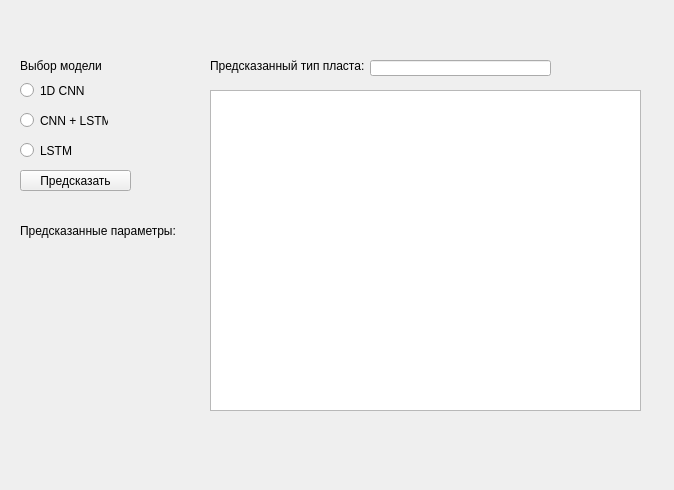
Old version of the form ui/prediction.ui in the repository IDGayazov/data_gen.
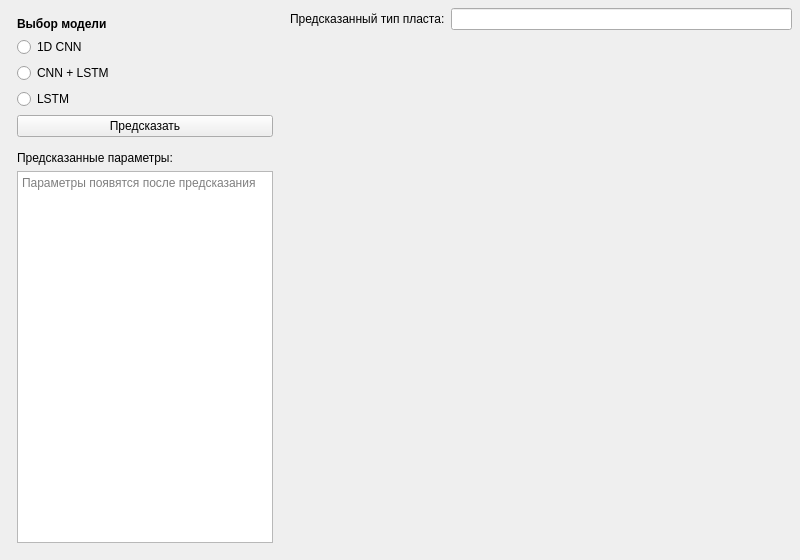
New version of the form.

The edit to the form file:
```diff
--- a/ui/prediction.ui
+++ b/ui/prediction.ui
@@ -6,124 +6,137 @@
    <rect>
     <x>0</x>
     <y>0</y>
-    <width>674</width>
-    <height>490</height>
+    <width>800</width>
+    <height>560</height>
    </rect>
   </property>
   <property name="windowTitle">
    <string>Form</string>
   </property>
-  <widget class="QGraphicsView" name="graphicsView">
-   <property name="geometry">
-    <rect>
-     <x>210</x>
-     <y>90</y>
-     <width>431</width>
-     <height>321</height>
-    </rect>
+  <layout class="QHBoxLayout" name="mainLayout">
+   <property name="spacing">
+    <number>8</number>
    </property>
-  </widget>
-  <widget class="QLabel" name="label">
-   <property name="geometry">
-    <rect>
-     <x>20</x>
-     <y>50</y>
-     <width>141</width>
-     <height>31</height>
-    </rect>
-   </property>
-   <property name="text">
-    <string>Выбор модели</string>
-   </property>
-  </widget>
-  <widget class="QRadioButton" name="cnn">
-   <property name="geometry">
-    <rect>
-     <x>20</x>
-     <y>80</y>
-     <width>88</width>
-     <height>21</height>
-    </rect>
-   </property>
-   <property name="text">
-    <string>1D CNN</string>
-   </property>
-  </widget>
-  <widget class="QRadioButton" name="cnn_lstm">
-   <property name="geometry">
-    <rect>
-     <x>20</x>
-     <y>110</y>
-     <width>88</width>
-     <height>21</height>
-    </rect>
-   </property>
-   <property name="text">
-    <string>CNN + LSTM</string>
-   </property>
-  </widget>
-  <widget class="QRadioButton" name="lstm">
-   <property name="geometry">
-    <rect>
-     <x>20</x>
-     <y>140</y>
-     <width>88</width>
-     <height>21</height>
-    </rect>
-   </property>
-   <property name="text">
-    <string>LSTM</string>
-   </property>
-  </widget>
-  <widget class="QPushButton" name="prediction">
-   <property name="geometry">
-    <rect>
-     <x>20</x>
-     <y>170</y>
-     <width>111</width>
-     <height>21</height>
-    </rect>
-   </property>
-   <property name="text">
-    <string>Предсказать</string>
-   </property>
-  </widget>
-  <widget class="QLabel" name="label_2">
-   <property name="geometry">
-    <rect>
-     <x>210</x>
-     <y>50</y>
-     <width>171</width>
-     <height>31</height>
-    </rect>
-   </property>
-   <property name="text">
-    <string>Предсказанный тип пласта:</string>
-   </property>
-  </widget>
-  <widget class="QLineEdit" name="lineEdit">
-   <property name="geometry">
-    <rect>
-     <x>370</x>
-     <y>60</y>
-     <width>181</width>
-     <height>16</height>
-    </rect>
-   </property>
-  </widget>
-  <widget class="QLabel" name="label_3">
-   <property name="geometry">
-    <rect>
-     <x>20</x>
-     <y>210</y>
-     <width>161</width>
-     <height>41</height>
-    </rect>
-   </property>
-   <property name="text">
-    <string>Предсказанные параметры:</string>
-   </property>
-  </widget>
+   <property name="leftMargin"><number>8</number></property>
+   <property name="topMargin"><number>8</number></property>
+   <property name="rightMargin"><number>8</number></property>
+   <property name="bottomMargin"><number>8</number></property>
+   <!-- Left control panel -->
+   <item>
+    <widget class="QWidget" name="leftPanel">
+     <property name="maximumWidth">
+      <number>200</number>
+     </property>
+     <property name="minimumWidth">
+      <number>160</number>
+     </property>
+     <layout class="QVBoxLayout" name="leftLayout">
+      <property name="spacing">
+       <number>6</number>
+      </property>
+      <item>
+       <widget class="QLabel" name="label">
+        <property name="text"><string>Выбор модели</string></property>
+        <property name="font">
+         <font><bold>true</bold></font>
+        </property>
+       </widget>
+      </item>
+      <item>
+       <widget class="QRadioButton" name="cnn">
+        <property name="text"><string>1D CNN</string></property>
+       </widget>
+      </item>
+      <item>
+       <widget class="QRadioButton" name="cnn_lstm">
+        <property name="text"><string>CNN + LSTM</string></property>
+       </widget>
+      </item>
+      <item>
+       <widget class="QRadioButton" name="lstm">
+        <property name="text"><string>LSTM</string></property>
+       </widget>
+      </item>
+      <item>
+       <widget class="QPushButton" name="prediction">
+        <property name="text"><string>Предсказать</string></property>
+       </widget>
+      </item>
+      <item>
+       <spacer name="spacer1">
+        <property name="orientation"><enum>Qt::Vertical</enum></property>
+        <property name="sizeHint" stdset="0">
+         <size><width>20</width><height>8</height></size>
+        </property>
+       </spacer>
+      </item>
+      <item>
+       <widget class="QLabel" name="label_3">
+        <property name="text"><string>Предсказанные параметры:</string></property>
+       </widget>
+      </item>
+      <item>
+       <widget class="QPlainTextEdit" name="paramsEdit">
+        <property name="readOnly"><bool>true</bool></property>
+        <property name="placeholderText">
+         <string>Параметры появятся после предсказания</string>
+        </property>
+        <property name="sizePolicy">
+         <sizepolicy hsizetype="Preferred" vsizetype="Expanding">
+          <horstretch>0</horstretch>
+          <verstretch>1</verstretch>
+         </sizepolicy>
+        </property>
+       </widget>
+      </item>
+     </layout>
+    </widget>
+   </item>
+   <!-- Right panel: type display + graph -->
+   <item>
+    <widget class="QWidget" name="rightPanel">
+     <property name="sizePolicy">
+      <sizepolicy hsizetype="Expanding" vsizetype="Expanding">
+       <horstretch>1</horstretch>
+       <verstretch>1</verstretch>
+      </sizepolicy>
+     </property>
+     <layout class="QVBoxLayout" name="rightLayout">
+      <property name="spacing">
+       <number>6</number>
+      </property>
+      <property name="leftMargin"><number>0</number></property>
+      <property name="topMargin"><number>0</number></property>
+      <property name="rightMargin"><number>0</number></property>
+      <property name="bottomMargin"><number>0</number></property>
+      <!-- Predicted type row -->
+      <item>
+       <layout class="QHBoxLayout" name="typeRow">
+        <item>
+         <widget class="QLabel" name="label_2">
+          <property name="text"><string>Предсказанный тип пласта:</string></property>
+         </widget>
+        </item>
+        <item>
+         <widget class="QLineEdit" name="lineEdit"/>
+        </item>
+       </layout>
+      </item>
+      <!-- Graph area — Python injects PlotWidget here -->
+      <item>
+       <widget class="QWidget" name="graphicsView">
+        <property name="sizePolicy">
+         <sizepolicy hsizetype="Expanding" vsizetype="Expanding">
+          <horstretch>1</horstretch>
+          <verstretch>1</verstretch>
+         </sizepolicy>
+        </property>
+       </widget>
+      </item>
+     </layout>
+    </widget>
+   </item>
+  </layout>
  </widget>
  <resources/>
  <connections/>
```
Left out of the diff: 2 changed lines with no effect on the pictures.
